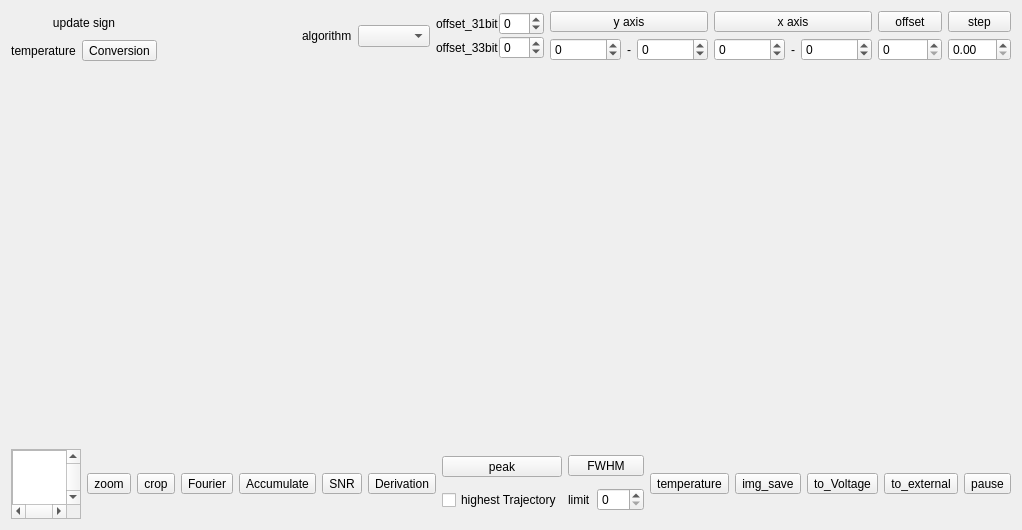
Qt form src/form/plot/formplot.ui (MRsoymilk/MySerial) before a commit.
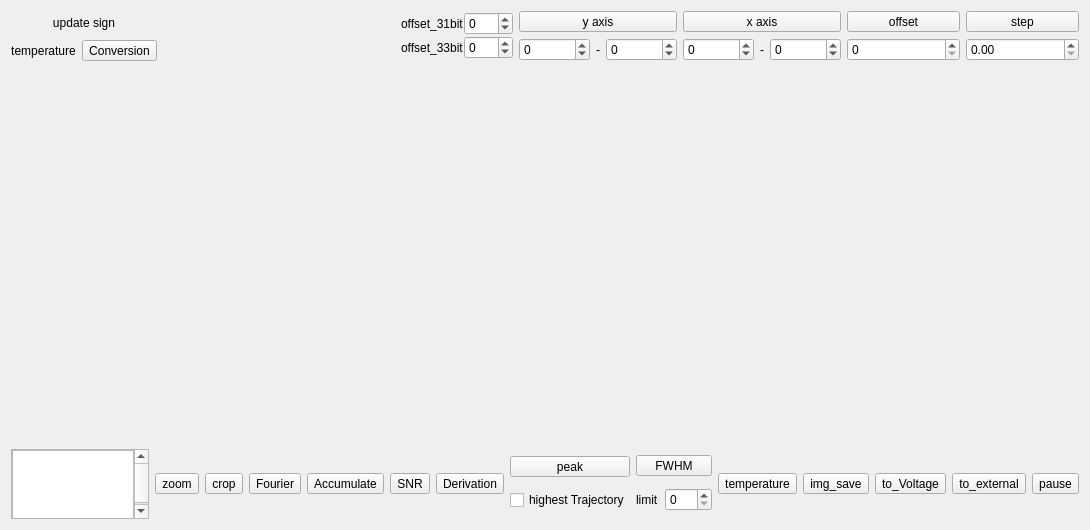
The same form after that commit. Icons and pictures are not drawn.

Commit message: algorithm move to menubar; split to Easy & Expert mode; add OverLay to Easy mode

Patch:
```diff
--- a/src/form/plot/formplot.ui
+++ b/src/form/plot/formplot.ui
@@ -6,64 +6,15 @@
    <rect>
     <x>0</x>
     <y>0</y>
-    <width>1008</width>
+    <width>1090</width>
     <height>530</height>
    </rect>
   </property>
   <property name="windowTitle">
    <string>Plot</string>
   </property>
-  <layout class="QGridLayout" name="gridLayout" rowstretch="0,1,0">
-   <item row="0" column="4">
-    <layout class="QVBoxLayout" name="verticalLayout">
-     <property name="spacing">
-      <number>0</number>
-     </property>
-     <item>
-      <layout class="QHBoxLayout" name="hLay31">
-       <item>
-        <widget class="QLabel" name="label31">
-         <property name="text">
-          <string>offset_31bit</string>
-         </property>
-        </widget>
-       </item>
-       <item>
-        <widget class="QSpinBox" name="spinBox31Offset">
-         <property name="minimum">
-          <number>-10</number>
-         </property>
-         <property name="maximum">
-          <number>10</number>
-         </property>
-        </widget>
-       </item>
-      </layout>
-     </item>
-     <item>
-      <layout class="QHBoxLayout" name="hLay33">
-       <item>
-        <widget class="QLabel" name="label33">
-         <property name="text">
-          <string>offset_33bit</string>
-         </property>
-        </widget>
-       </item>
-       <item>
-        <widget class="QSpinBox" name="spinBox33Offset">
-         <property name="minimum">
-          <number>-10</number>
-         </property>
-         <property name="maximum">
-          <number>10</number>
-         </property>
-        </widget>
-       </item>
-      </layout>
-     </item>
-    </layout>
-   </item>
-   <item row="0" column="7">
+  <layout class="QGridLayout" name="gridLayout" rowstretch="0,0,0">
+   <item row="0" column="6">
     <layout class="QVBoxLayout" name="verticalLayout_3">
      <item>
       <widget class="QToolButton" name="tBtnOffset">
@@ -87,44 +38,7 @@
      </item>
     </layout>
    </item>
-   <item row="0" column="8">
-    <layout class="QVBoxLayout" name="verticalLayout_4">
-     <item>
-      <widget class="QToolButton" name="tBtnStep">
-       <property name="sizePolicy">
-        <sizepolicy hsizetype="Preferred" vsizetype="Fixed">
-         <horstretch>0</horstretch>
-         <verstretch>0</verstretch>
-        </sizepolicy>
-       </property>
-       <property name="text">
-        <string>step</string>
-       </property>
-      </widget>
-     </item>
-     <item>
-      <widget class="QDoubleSpinBox" name="dSpinBoxStep"/>
-     </item>
-    </layout>
-   </item>
-   <item row="1" column="0" colspan="9">
-    <widget class="QStackedWidget" name="stackedWidget"/>
-   </item>
-   <item row="0" column="3">
-    <layout class="QHBoxLayout" name="horizontalLayout">
-     <item>
-      <widget class="QLabel" name="labelAlgorithm">
-       <property name="text">
-        <string>algorithm</string>
-       </property>
-      </widget>
-     </item>
-     <item>
-      <widget class="QComboBox" name="comboBoxAlgorithm"/>
-     </item>
-    </layout>
-   </item>
-   <item row="2" column="0" colspan="9">
+   <item row="2" column="0" colspan="8">
     <layout class="QHBoxLayout" name="horizontalLayout_4">
      <item>
       <widget class="QScrollArea" name="scrollArea">
@@ -339,12 +253,64 @@
      </item>
     </layout>
    </item>
-   <item row="0" column="6">
-    <layout class="QVBoxLayout" name="vLayRangeX">
+   <item row="0" column="3">
+    <layout class="QVBoxLayout" name="verticalLayout">
+     <property name="spacing">
+      <number>0</number>
+     </property>
      <item>
-      <layout class="QHBoxLayout" name="hLayLabelX">
+      <layout class="QHBoxLayout" name="hLay31">
        <item>
-        <widget class="QToolButton" name="tBtnRangeX">
+        <widget class="QLabel" name="label31">
+         <property name="text">
+          <string>offset_31bit</string>
+         </property>
+        </widget>
+       </item>
+       <item>
+        <widget class="QSpinBox" name="spinBox31Offset">
+         <property name="minimum">
+          <number>-10</number>
+         </property>
+         <property name="maximum">
+          <number>10</number>
+         </property>
+        </widget>
+       </item>
+      </layout>
+     </item>
+     <item>
+      <layout class="QHBoxLayout" name="hLay33">
+       <item>
+        <widget class="QLabel" name="label33">
+         <property name="text">
+          <string>offset_33bit</string>
+         </property>
+        </widget>
+       </item>
+       <item>
+        <widget class="QSpinBox" name="spinBox33Offset">
+         <property name="minimum">
+          <number>-10</number>
+         </property>
+         <property name="maximum">
+          <number>10</number>
+         </property>
+        </widget>
+       </item>
+      </layout>
+     </item>
+    </layout>
+   </item>
+   <item row="1" column="0" colspan="8">
+    <widget class="QStackedWidget" name="stackedWidget"/>
+   </item>
+   <item row="0" column="4">
+    <layout class="QVBoxLayout" name="vLayRangeY">
+     <item>
+      <layout class="QHBoxLayout" name="hLayLabelY">
+       <item>
+        <widget class="QToolButton" name="tBtnRangeY">
          <property name="sizePolicy">
           <sizepolicy hsizetype="Preferred" vsizetype="Fixed">
            <horstretch>0</horstretch>
@@ -352,16 +318,16 @@
           </sizepolicy>
          </property>
          <property name="text">
-          <string>x axis</string>
+          <string>y axis</string>
          </property>
         </widget>
        </item>
       </layout>
      </item>
      <item>
-      <layout class="QHBoxLayout" name="hLayRangeX">
+      <layout class="QHBoxLayout" name="hLayRangeY">
        <item>
-        <widget class="QSpinBox" name="spinBoxStartX">
+        <widget class="QSpinBox" name="spinBoxStartY">
          <property name="minimum">
           <number>-999999</number>
          </property>
@@ -371,7 +337,7 @@
         </widget>
        </item>
        <item>
-        <widget class="QLabel" name="labelTo">
+        <widget class="QLabel" name="label">
          <property name="text">
           <string>-</string>
          </property>
@@ -381,7 +347,7 @@
         </widget>
        </item>
        <item>
-        <widget class="QSpinBox" name="spinBoxEndX">
+        <widget class="QSpinBox" name="spinBoxEndY">
          <property name="minimum">
           <number>-999999</number>
          </property>
@@ -429,12 +395,32 @@
      </item>
     </layout>
    </item>
+   <item row="0" column="7">
+    <layout class="QVBoxLayout" name="verticalLayout_4">
+     <item>
+      <widget class="QToolButton" name="tBtnStep">
+       <property name="sizePolicy">
+        <sizepolicy hsizetype="Preferred" vsizetype="Fixed">
+         <horstretch>0</horstretch>
+         <verstretch>0</verstretch>
+        </sizepolicy>
+       </property>
+       <property name="text">
+        <string>step</string>
+       </property>
+      </widget>
+     </item>
+     <item>
+      <widget class="QDoubleSpinBox" name="dSpinBoxStep"/>
+     </item>
+    </layout>
+   </item>
    <item row="0" column="5">
-    <layout class="QVBoxLayout" name="vLayRangeY">
+    <layout class="QVBoxLayout" name="vLayRangeX">
      <item>
-      <layout class="QHBoxLayout" name="hLayLabelY">
+      <layout class="QHBoxLayout" name="hLayLabelX">
        <item>
-        <widget class="QToolButton" name="tBtnRangeY">
+        <widget class="QToolButton" name="tBtnRangeX">
          <property name="sizePolicy">
           <sizepolicy hsizetype="Preferred" vsizetype="Fixed">
            <horstretch>0</horstretch>
@@ -442,16 +428,16 @@
           </sizepolicy>
          </property>
          <property name="text">
-          <string>y axis</string>
+          <string>x axis</string>
          </property>
         </widget>
        </item>
       </layout>
      </item>
      <item>
-      <layout class="QHBoxLayout" name="hLayRangeY">
+      <layout class="QHBoxLayout" name="hLayRangeX">
        <item>
-        <widget class="QSpinBox" name="spinBoxStartY">
+        <widget class="QSpinBox" name="spinBoxStartX">
          <property name="minimum">
           <number>-999999</number>
          </property>
@@ -461,7 +447,7 @@
         </widget>
        </item>
        <item>
-        <widget class="QLabel" name="label">
+        <widget class="QLabel" name="labelTo">
          <property name="text">
           <string>-</string>
          </property>
@@ -471,7 +457,7 @@
         </widget>
        </item>
        <item>
-        <widget class="QSpinBox" name="spinBoxEndY">
+        <widget class="QSpinBox" name="spinBoxEndX">
          <property name="minimum">
           <number>-999999</number>
          </property>
```
The commit also changes 26 other files.
